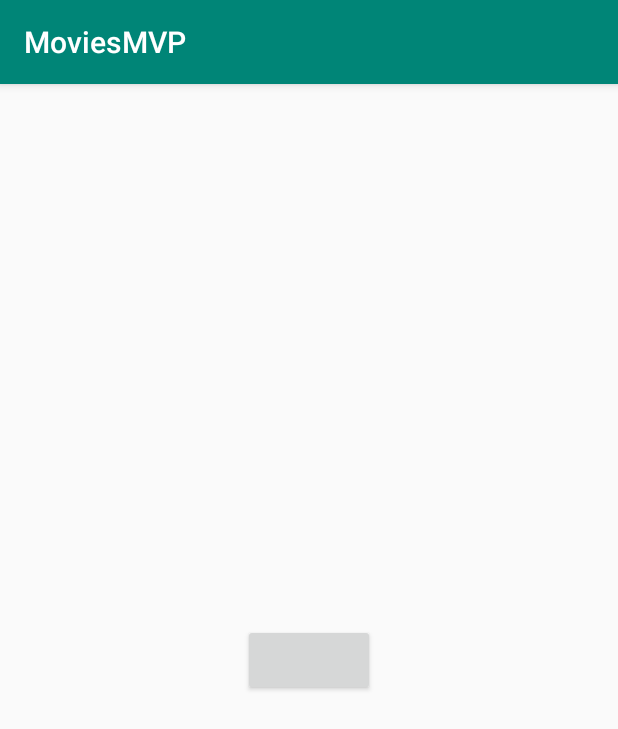
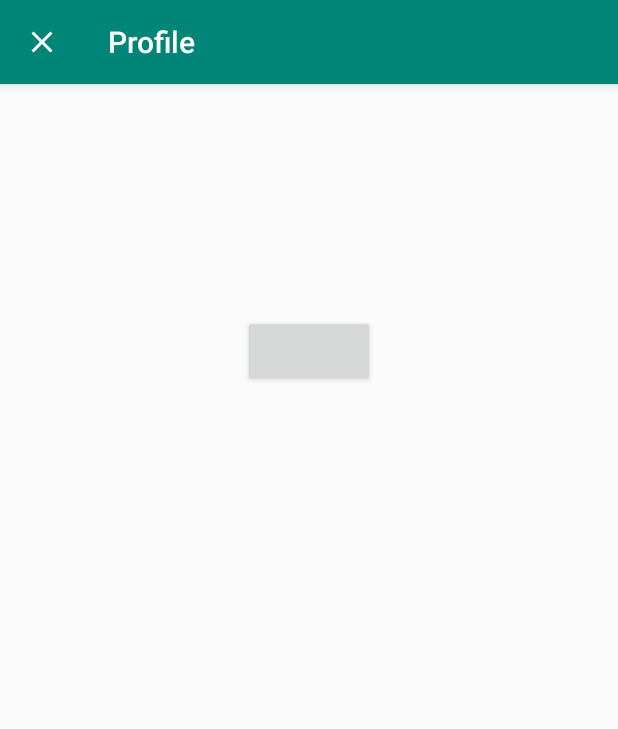
Before and after one commit to MohamedKedra/MoviesMVP, an Android app: the screen it shows after launch (LoginActivity), after a tap on "Profile", on a phone screen of 412 x 824 dp. Shown: the top 729 px of the screen. Run offline under Robolectric (Android 15) with nearby library versions, the phone set to English and light mode, and no system bars; our stand-ins replace ButterKnife, Picasso, Room's generated code, RxJava; libraries missing offline, so code that uses them is left out: android.arch.persistence, com.facebook, com.facebook.login; plain views replace LoginButton; network calls fail; pictures from the network do not load; 4 statements that could not run were skipped.

Commit message:
final version

```diff
--- a/app/src/main/java/com/dev/mooohamed/moviesmvp/Data/DD.java
+++ /dev/null
@@ -1,4 +0,0 @@
-package com.dev.mooohamed.moviesmvp.Data;
-
-public class DD {
-}
--- /dev/null
+++ b/app/src/main/java/com/dev/mooohamed/moviesmvp/Data/Prefs.java
@@ -0,0 +1,34 @@
+package com.dev.mooohamed.moviesmvp.Data;
+
+import android.content.Context;
+import android.content.SharedPreferences;
+import android.preference.PreferenceManager;
+
+import com.google.gson.Gson;
+
+
+public class Prefs {
+
+    static final String USER = "user";
+    SharedPreferences sharedPreferences;
+    Gson gson;
+
+    public Prefs(Context context){
+        sharedPreferences = PreferenceManager.getDefaultSharedPreferences(context);
+        gson = new Gson();
+    }
+
+    public void setUser(String user){
+        sharedPreferences.edit().putString(USER,user).apply();
+    }
+
+    public String getUser(){
+        return sharedPreferences.getString(USER,"");
+    }
+
+    public void clearUser(){
+
+        sharedPreferences.edit().clear().apply();
+    }
+
+}
--- a/app/src/main/java/com/dev/mooohamed/moviesmvp/Services/Urls.java
+++ b/app/src/main/java/com/dev/mooohamed/moviesmvp/Services/Urls.java
@@ -7,6 +7,6 @@ public class Urls {
     public final static String ImageBase = "http://image.tmdb.org/t/p/w342";
     public final static String Popular = "Most Popular";
     public final static String Rated = "Top Rated";
-    public final static String trailers =  "/videos?" + key;
-    public final static String reviews =  "/reviews?" + key;
+    public final static String Facebook =  "https://graph.facebook.com/";
+    public final static String AvatarSize =  "/picture?width=250&height=250";
 }
--- a/app/src/main/java/com/dev/mooohamed/moviesmvp/UI/Classs.java
+++ /dev/null
@@ -1,4 +0,0 @@
-package com.dev.mooohamed.moviesmvp.UI;
-
-public class Classs {
-}
--- a/app/src/main/java/com/dev/mooohamed/moviesmvp/UI/Login/LoginActivity.java
+++ b/app/src/main/java/com/dev/mooohamed/moviesmvp/UI/Login/LoginActivity.java
@@ -1,62 +1,133 @@
 package com.dev.mooohamed.moviesmvp.UI.Login;
 
+import android.app.ProgressDialog;
 import android.content.Intent;
 import android.support.annotation.Nullable;
 import android.support.v7.app.AppCompatActivity;
 import android.os.Bundle;
+import android.view.MenuItem;
 import android.widget.Button;
+import android.widget.ImageView;
+import android.widget.TextView;
 import android.widget.Toast;
 
+import com.dev.mooohamed.moviesmvp.Data.Prefs;
 import com.dev.mooohamed.moviesmvp.R;
+import com.dev.mooohamed.moviesmvp.Services.Urls;
+import com.facebook.AccessToken;
 import com.facebook.CallbackManager;
 import com.facebook.FacebookCallback;
 import com.facebook.FacebookException;
 import com.facebook.FacebookSdk;
+import com.facebook.GraphRequest;
+import com.facebook.GraphResponse;
 import com.facebook.login.LoginManager;
 import com.facebook.login.LoginResult;
+import com.facebook.login.widget.LoginButton;
+import com.google.gson.Gson;
+import com.squareup.picasso.Picasso;
+
+import org.json.JSONException;
+import org.json.JSONObject;
+import org.w3c.dom.Text;
+
+import java.net.MalformedURLException;
+import java.net.URL;
+import java.util.Arrays;
 
 import butterknife.BindView;
 import butterknife.ButterKnife;
 
-public class LoginActivity extends AppCompatActivity {
+public class LoginActivity extends AppCompatActivity implements LoginContract.DisplayDataOnView{
 
     @BindView(R.id.btn_login)
-    Button login;
+    LoginButton login;
+    @BindView(R.id.iv_profile)
+    ImageView avatar;
+    @BindView(R.id.tv_name)
+    TextView title;
+    @BindView(R.id.tv_email)
+    TextView email;
+    @BindView(R.id.tv_birthday)
+    TextView birthday;
     CallbackManager callbackManager;
-
+    LoginContract.LoginPresenter presenter;
+    Prefs prefs;
+    static boolean loggedOut;
 
     @Override
     protected void onCreate(Bundle savedInstanceState) {
         super.onCreate(savedInstanceState);
         setContentView(R.layout.activity_login);
         ButterKnife.bind(this);
-
+        getSupportActionBar().setDisplayHomeAsUpEnabled(true);
+        getSupportActionBar().setHomeAsUpIndicator(R.drawable.ic_close);
+        getSupportActionBar().setTitle(R.string.profile);
+        presenter = new LoginPresenter(this);
         callbackManager = CallbackManager.Factory.create();
-        LoginManager.getInstance().registerCallback(callbackManager, callback);
+        prefs = new Prefs(this);
+        System.out.println("User : "+prefs.getUser());
+        login.setReadPermissions(Arrays.asList("public_profile","email","user_birthday"));
+        login.registerCallback(callbackManager, presenter.getCallback());
     }
 
-    FacebookCallback<LoginResult> callback = new FacebookCallback<LoginResult>() {
-        @Override
-        public void onSuccess(LoginResult loginResult) {
-            System.out.println("Success "+loginResult.getAccessToken().getUserId());
+    @Override
+    protected void onStart() {
+        super.onStart();
+        checkLog();
+    }
+
+    public void checkLog(){
+        loggedOut = AccessToken.getCurrentAccessToken() == null;
+        if (!loggedOut){
+            try {
+                getData(new JSONObject(prefs.getUser()));
+            } catch (JSONException e) {
+                e.printStackTrace();
+            }
+        }else {
+            prefs.clearUser();
         }
-
-        @Override
-        public void onCancel() {
-            System.out.println("Cancelled ");
-
-        }
-
-        @Override
-        public void onError(FacebookException error) {
-
-            System.out.println("Error "+error.getMessage());
-        }
-    };
+    }
 
     @Override
     protected void onActivityResult(int requestCode, int resultCode, @Nullable Intent data) {
         super.onActivityResult(requestCode, resultCode, data);
         callbackManager.onActivityResult(requestCode,resultCode,data);
     }
+
+    @Override
+    public void onDisplay(JSONObject object) {
+
+        prefs.setUser(new Gson().toJson(object));
+        getData(object);
+    }
+
+    public void getData(JSONObject object){
+
+        try {
+            if (!object.has("id")){
+             object = object.getJSONObject("nameValuePairs");
+            }
+            URL profilePic = new URL(Urls.Facebook+object.getString("id")+Urls.AvatarSize);
+            Picasso.with(this).load(profilePic.toString()).into(avatar);
+            title.setText(object.getString("first_name")+"  "+object.getString("last_name"));
+            email.setText(object.getString("email"));
+            birthday.setText(object.getString("birthday"));
+        } catch (JSONException e) {
+            e.printStackTrace();
+        } catch (MalformedURLException e) {
+            e.printStackTrace();
+        }
+    }
+
+
+    @Override
+    public boolean onOptionsItemSelected(MenuItem item) {
+
+        if (item.getItemId() == android.R.id.home){
+            finish();
+        }
+        return super.onOptionsItemSelected(item);
+    }
 }
--- /dev/null
+++ b/app/src/main/java/com/dev/mooohamed/moviesmvp/UI/Login/LoginContract.java
@@ -0,0 +1,28 @@
+package com.dev.mooohamed.moviesmvp.UI.Login;
+
+import com.facebook.FacebookCallback;
+import com.facebook.login.LoginResult;
+
+import org.json.JSONObject;
+
+public interface LoginContract {
+
+
+    interface DisplayDataOnView{
+
+        void onDisplay(JSONObject object);
+    }
+
+    interface LoginPresenter{
+
+        void onReceive(JSONObject object);
+
+        FacebookCallback<LoginResult> getCallback();
+    }
+
+    interface SendCallbackToData{
+
+        FacebookCallback<LoginResult> getCallback(LoginContract.DisplayDataOnView view);
+    }
+
+}
--- /dev/null
+++ b/app/src/main/java/com/dev/mooohamed/moviesmvp/UI/Login/LoginData.java
@@ -0,0 +1,58 @@
+package com.dev.mooohamed.moviesmvp.UI.Login;
+
+import android.os.Bundle;
+
+import com.facebook.FacebookCallback;
+import com.facebook.FacebookException;
+import com.facebook.GraphRequest;
+import com.facebook.GraphResponse;
+import com.facebook.login.LoginResult;
+
+import org.json.JSONObject;
+
+public class LoginData implements LoginContract.SendCallbackToData {
+
+    LoginPresenter loginPresenter;
+
+    public LoginData() {
+    }
+
+    @Override
+    public FacebookCallback<LoginResult> getCallback(final LoginContract.DisplayDataOnView view) {
+
+        FacebookCallback<LoginResult> callback = new FacebookCallback<LoginResult>() {
+            @Override
+            public void onSuccess(LoginResult loginResult) {
+
+
+                GraphRequest request = GraphRequest.newMeRequest(loginResult.getAccessToken(), new GraphRequest.GraphJSONObjectCallback() {
+                    @Override
+                    public void onCompleted(JSONObject object, GraphResponse response) {
+                        loginPresenter = new LoginPresenter(view);
+                        loginPresenter.onReceive(object);
+                    }
+                });
+
+                Bundle parameters = new Bundle();
+                parameters.putString("fields","id,first_name,last_name,email,birthday");
+                request.setParameters(parameters);
+                request.executeAsync();
+            }
+
+            @Override
+            public void onCancel() {
+                System.out.println("Cancelled ");
+            }
+
+            @Override
+            public void onError(FacebookException error) {
+
+                System.out.println("Error "+error.getMessage());
+            }
+        };
+
+        return callback;
+    }
+
+
+}
--- /dev/null
+++ b/app/src/main/java/com/dev/mooohamed/moviesmvp/UI/Login/LoginPresenter.java
@@ -0,0 +1,27 @@
+package com.dev.mooohamed.moviesmvp.UI.Login;
+
+import com.facebook.FacebookCallback;
+import com.facebook.login.LoginResult;
+
+import org.json.JSONObject;
+
+public class LoginPresenter implements LoginContract.LoginPresenter {
+
+    LoginContract.DisplayDataOnView displayDataOnView;
+    LoginData loginData;
+
+    public LoginPresenter(LoginContract.DisplayDataOnView displayDataOnView){
+        this.displayDataOnView = displayDataOnView;
+        loginData = new LoginData();
+    }
+
+    @Override
+    public void onReceive(JSONObject object) {
+        displayDataOnView.onDisplay(object);
+    }
+
+    @Override
+    public FacebookCallback<LoginResult> getCallback() {
+        return loginData.getCallback(displayDataOnView);
+    }
+}
--- a/app/src/main/java/com/dev/mooohamed/moviesmvp/UI/Main/MainActivity.java
+++ b/app/src/main/java/com/dev/mooohamed/moviesmvp/UI/Main/MainActivity.java
@@ -3,8 +3,6 @@ package com.dev.mooohamed.moviesmvp.UI.Main;
 import android.annotation.SuppressLint;
 import android.arch.lifecycle.Observer;
 import android.content.Intent;
-import android.os.AsyncTask;
-import android.os.Build;
 import android.os.Parcelable;
 import android.support.annotation.Nullable;
 import android.support.v7.app.AppCompatActivity;
@@ -15,8 +13,10 @@ import android.view.Display;
 import android.view.Menu;
 import android.view.MenuInflater;
 import android.view.MenuItem;
+import android.view.View;
+import android.widget.ProgressBar;
 
-import com.dev.mooohamed.moviesmvp.Adapters.MovieAdapter;
+import com.dev.mooohamed.moviesmvp.UI.MovieAdapter;
 import com.dev.mooohamed.moviesmvp.Data.Models.Movie;
 import com.dev.mooohamed.moviesmvp.R;
 import com.dev.mooohamed.moviesmvp.Services.Urls;
@@ -33,6 +33,8 @@ public class MainActivity extends AppCompatActivity implements MainContract.Rece
 
     @BindView(R.id.rv_recycler)
     RecyclerView recyclerView;
+    @BindView(R.id.progress_bar)
+    ProgressBar progressBar;
     GridLayoutManager layoutManager;
     MovieAdapter adapter;
     MainContract.SendDataPresenterListener presenterListener;
@@ -50,8 +52,7 @@ public class MainActivity extends AppCompatActivity implements MainContract.Rece
         super.onCreate(savedInstanceState);
         setContentView(R.layout.activity_main);
         ButterKnife.bind(this);
-
-        presenterListener = new MainPresenter(this);
+        presenterListener = new MainPresenter(this,this);
         detailsData = new DetailsData(this); // for access data from database
         display = getWindowManager().getDefaultDisplay();
         checkMode();
@@ -89,7 +90,6 @@ public class MainActivity extends AppCompatActivity implements MainContract.Rece
         if (display.getRotation() == 0){
             layoutManager = new GridLayoutManager(this, 2);
         }else {
-
             layoutManager = new GridLayoutManager(this, 3);
         }
     }
@@ -137,6 +137,7 @@ public class MainActivity extends AppCompatActivity implements MainContract.Rece
 
     @Override
     public void OnReceive(List<Movie> movies) {
+        progressBar.setVisibility(View.GONE);
         adapter = new MovieAdapter(MainActivity.this, movies);
         recyclerView.setAdapter(adapter);
         recyclerView.setLayoutManager(layoutManager);
@@ -146,6 +147,7 @@ public class MainActivity extends AppCompatActivity implements MainContract.Rece
     MovieAdapter.OnItemClickListener onItemClickListener = new MovieAdapter.OnItemClickListener() {
         @Override
         public void onClick(Movie movie) {
+            progressBar.setVisibility(View.GONE);
             Intent intent = new Intent(MainActivity.this,DetailsActivity.class);
             intent.putExtra(MovieKey , movie);
             startActivity(intent);
--- a/app/src/main/java/com/dev/mooohamed/moviesmvp/UI/Main/MainContract.java
+++ b/app/src/main/java/com/dev/mooohamed/moviesmvp/UI/Main/MainContract.java
@@ -1,4 +1,6 @@
 package com.dev.mooohamed.moviesmvp.UI.Main;
+
+import android.content.Context;
 
 import com.dev.mooohamed.moviesmvp.Data.Models.Movie;
 
@@ -13,7 +15,7 @@ public interface MainContract {
 
     interface ReceiveTypeDataListener{
 
-        void OnReceive(String type,MainContract.ReceiveMoviesViewListener viewListener);
+        void OnReceive(String type, MainContract.ReceiveMoviesViewListener viewListener, Context context);
     }
 
 
--- a/app/src/main/java/com/dev/mooohamed/moviesmvp/UI/Main/MainData.java
+++ b/app/src/main/java/com/dev/mooohamed/moviesmvp/UI/Main/MainData.java
@@ -1,4 +1,7 @@
 package com.dev.mooohamed.moviesmvp.UI.Main;
+
+import android.content.Context;
+import android.widget.Toast;
 
 import com.dev.mooohamed.moviesmvp.Data.Models.Movie;
 import com.dev.mooohamed.moviesmvp.Data.Models.MovieResponse;
@@ -28,10 +31,12 @@ public class MainData implements MainContract.ReceiveTypeDataListener {
     Observable<MovieResponse> call;
     MainContract.SendDataPresenterListener presenterListener;
     List<Movie> movies;
+    Context context;
 
     @Override
-    public void OnReceive(String type,MainContract.ReceiveMoviesViewListener viewListener) {
+    public void OnReceive(String type, MainContract.ReceiveMoviesViewListener viewListener, Context context) {
 
+        this.context = context;
         retrofit = new Retrofit.Builder()
                 .baseUrl(Urls.base)
                 .addConverterFactory(GsonConverterFactory.create())
@@ -45,7 +50,7 @@ public class MainData implements MainContract.ReceiveTypeDataListener {
             call = api.getRatedMovies(Urls.key);
         }
         call.subscribeOn(Schedulers.io()).observeOn(AndroidSchedulers.mainThread()).subscribe(observer);
-        presenterListener = new MainPresenter(viewListener);
+        presenterListener = new MainPresenter(viewListener,context);
     }
 
     Observer<MovieResponse> observer = new Observer<MovieResponse>() {
@@ -60,7 +65,7 @@ public class MainData implements MainContract.ReceiveTypeDataListener {
 
         @Override
         public void onError(Throwable e) {
-            System.out.println(e.getMessage());
+            Toast.makeText(context,"Problem is found",Toast.LENGTH_SHORT).show();
         }
 
         @Override
--- a/app/src/main/java/com/dev/mooohamed/moviesmvp/UI/Main/MainPresenter.java
+++ b/app/src/main/java/com/dev/mooohamed/moviesmvp/UI/Main/MainPresenter.java
@@ -1,4 +1,6 @@
 package com.dev.mooohamed.moviesmvp.UI.Main;
+
+import android.content.Context;
 
 import com.dev.mooohamed.moviesmvp.Data.Models.Movie;
 
@@ -8,16 +10,17 @@ public class MainPresenter implements MainContract.SendDataPresenterListener {
 
     MainContract.ReceiveMoviesViewListener viewListener;
     MainData mainData;
+    Context context;
 
-    public MainPresenter(MainContract.ReceiveMoviesViewListener viewListener){
+    public MainPresenter(MainContract.ReceiveMoviesViewListener viewListener, Context context){
         this.viewListener = viewListener;
-
+        this.context = context;
     }
 
     @Override
     public void OnSendType(String type) {
         mainData = new MainData();
-        mainData.OnReceive(type,viewListener);
+        mainData.OnReceive(type,viewListener,context);
     }
 
     @Override
--- a/app/src/main/java/com/dev/mooohamed/moviesmvp/Adapters/MovieAdapter.java
+++ b/app/src/main/java/com/dev/mooohamed/moviesmvp/UI/MovieAdapter.java
@@ -1,4 +1,4 @@
-package com.dev.mooohamed.moviesmvp.Adapters;
+package com.dev.mooohamed.moviesmvp.UI;
 
 import android.content.Context;
 import android.support.annotation.NonNull;
--- a/app/src/main/res/layout/activity_login.xml
+++ b/app/src/main/res/layout/activity_login.xml
@@ -1,22 +1,55 @@
 <?xml version="1.0" encoding="utf-8"?>
 <android.support.constraint.ConstraintLayout
     xmlns:android="http://schemas.android.com/apk/res/android"
-    xmlns:app="http://schemas.android.com/apk/res-auto"
     xmlns:tools="http://schemas.android.com/tools"
     android:layout_width="match_parent"
     android:layout_height="match_parent"
     tools:context=".UI.Login.LoginActivity">
 
-    <RelativeLayout
+    <LinearLayout
+        android:layout_margin="@dimen/margin_wide"
+        android:orientation="vertical"
         android:layout_width="match_parent"
         android:layout_height="match_parent">
 
+        <ImageView
+            android:id="@+id/iv_profile"
+            android:layout_width="wrap_content"
+            android:layout_height="wrap_content"
+            android:layout_gravity="center"
+            android:layout_margin="@dimen/margin"/>
+
+        <TextView
+            android:textColor="@color/colorPrimary"
+            android:textSize="@dimen/large_title_size"
+            android:id="@+id/tv_name"
+            android:layout_margin="@dimen/margin"
+            android:layout_width="wrap_content"
+            android:layout_height="wrap_content"
+            android:layout_gravity="center"/>
+
+        <TextView
+            android:textSize="@dimen/title_size"
+            android:id="@+id/tv_email"
+            android:layout_margin="@dimen/margin"
+            android:layout_width="wrap_content"
+            android:layout_height="wrap_content"
+            android:layout_gravity="center"/>
+
+        <TextView
+            android:layout_margin="@dimen/margin"
+            android:id="@+id/tv_birthday"
+            android:layout_gravity="center"
+            android:layout_width="wrap_content"
+            android:layout_height="wrap_content" />
+
         <com.facebook.login.widget.LoginButton
-            android:layout_centerInParent="true"
+            android:layout_margin="@dimen/margin"
+            android:layout_gravity="center"
             android:id="@+id/btn_login"
             android:layout_width="wrap_content"
             android:layout_height="wrap_content"/>
 
-    </RelativeLayout>
+    </LinearLayout>
 
 </android.support.constraint.ConstraintLayout>
--- a/app/src/main/res/values/strings.xml
+++ b/app/src/main/res/values/strings.xml
@@ -9,6 +9,5 @@
     <string name="favorite">Favorite</string>
     <string name="facebook_app_id">312992152651613</string>
     <string name="fb_login_protocol_scheme">fb312992152651613</string>
-
-
+    <string name="profile">Profile</string>
 </resources>
```
Also changed, not shown: app/src/main/AndroidManifest.xml (+0 -16 lines), app/src/main/res/layout/activity_main.xml (+15 -3 lines).
